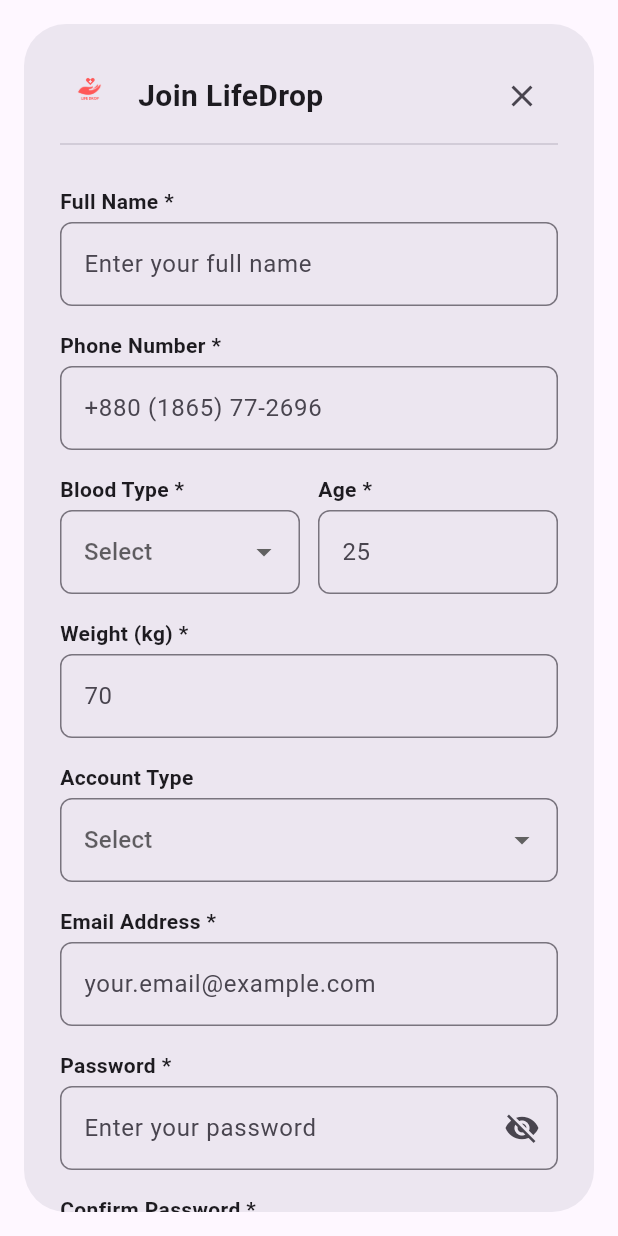
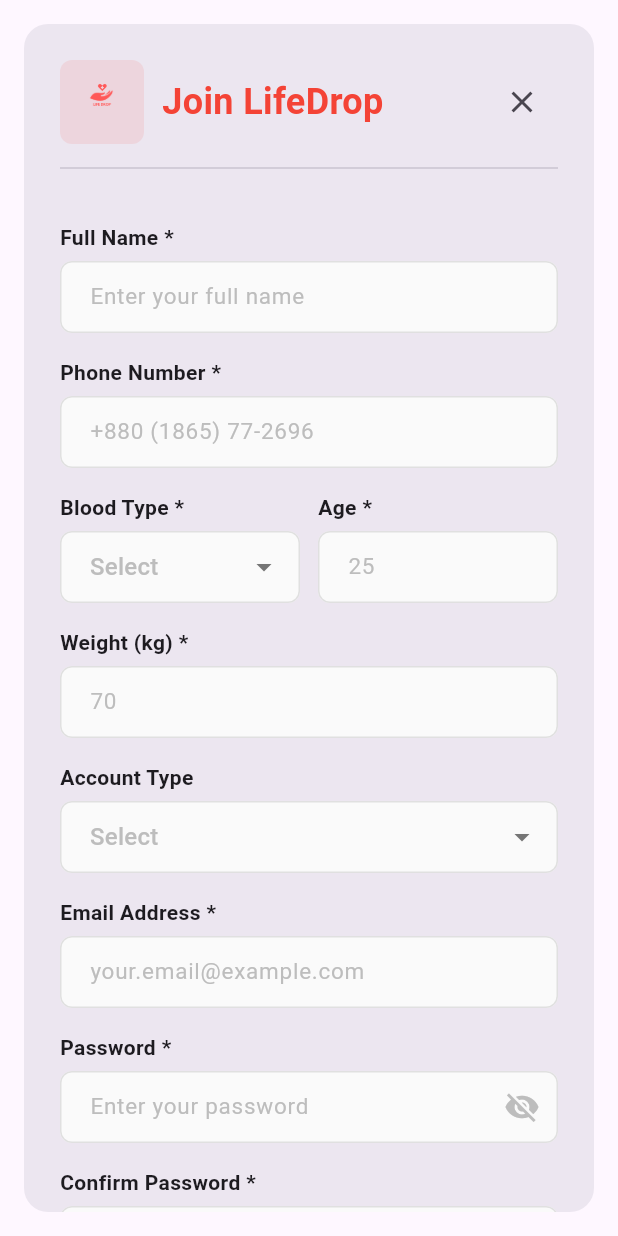
Before and after one commit to Tasin1705/LifeDrop, a Flutter app: the RegistrationFormDialog widget shown alone on an empty page, opened directly, on a phone screen of 412 x 824 dp. Run offline on Flutter 3.47's test engine with Material 3 defaults, Android fonts, the phone set to English and light mode, and no system bars.

Commit message:
Tasins commit

```diff
--- a/lib/homepage/registration_form_dialog.dart
+++ b/lib/homepage/registration_form_dialog.dart
@@ -7,6 +7,12 @@
   Widget build(BuildContext context) {
     return Dialog(
       insetPadding: const EdgeInsets.all(16),
+      shape: RoundedRectangleBorder(
+        borderRadius: BorderRadius.circular(16),
+      ),
+      elevation: 8,
+      child: Container(
+        constraints: const BoxConstraints(maxWidth: 500),
         child: SingleChildScrollView(
           padding: const EdgeInsets.all(24),
           child: Column(
@@ -15,11 +21,22 @@
               // Header Row
               Row(
                 children: [
-                Image.asset('assets/lifedrop_logo.png', height: 40),
+                  Container(
+                    padding: const EdgeInsets.all(8),
+                    decoration: BoxDecoration(
+                      color: Colors.red.withOpacity(0.1),
+                      borderRadius: BorderRadius.circular(8),
+                    ),
+                    child: Image.asset('assets/lifedrop_logo.png', height: 40),
+                  ),
                   const SizedBox(width: 12),
                   const Text(
                     'Join LifeDrop',
-                  style: TextStyle(fontSize: 20, fontWeight: FontWeight.bold),
+                    style: TextStyle(
+                      fontSize: 24,
+                      fontWeight: FontWeight.bold,
+                      color: Colors.red,
+                    ),
                   ),
                   const Spacer(),
                   IconButton(
@@ -28,7 +45,7 @@
                   ),
                 ],
               ),
-            const Divider(),
+              const Divider(height: 32),
 
               // Form Fields
               const SizedBox(height: 12),
@@ -52,7 +69,10 @@
                   ),
                 ],
               ),
-            _buildTextField(label: 'Weight (kg) *', hint: '70'),
+              _buildTextField(
+                label: 'Weight (kg) *',
+                hint: '70',
+              ),
               _buildDropdown(
                 label: 'Account Type',
                 items: ['Blood Donor', 'Hospital'],
@@ -72,45 +92,69 @@
                 obscure: true,
               ),
 
-            const SizedBox(height: 20),
-            ElevatedButton(
+              const SizedBox(height: 24),
+              SizedBox(
+                width: double.infinity,
+                child: ElevatedButton(
                   onPressed: () {}, // Add registration logic
                   style: ElevatedButton.styleFrom(
                     backgroundColor: Colors.red,
+                    foregroundColor: Colors.white,
                     padding: const EdgeInsets.symmetric(
-                  horizontal: 40,
-                  vertical: 14,
+                      vertical: 16,
+                    ),
+                    shape: RoundedRectangleBorder(
+                      borderRadius: BorderRadius.circular(8),
+                    ),
+                    elevation: 2,
+                  ),
+                  child: const Text(
+                    'Create Account',
+                    style: TextStyle(
+                      fontSize: 16,
+                      fontWeight: FontWeight.bold,
                     ),
                   ),
-              child: const Text('Create Account'),
                 ),
-            const SizedBox(height: 10),
+              ),
+              const SizedBox(height: 16),
               TextButton(
                 onPressed: () {}, // Add navigation to login
                 child: const Text(
                   'Already have an account? Sign in',
-                style: TextStyle(color: Colors.red),
+                  style: TextStyle(
+                    color: Colors.red,
+                    fontWeight: FontWeight.w500,
                   ),
                 ),
-            const SizedBox(height: 8),
+              ),
+              const SizedBox(height: 16),
               const Text.rich(
                 TextSpan(
                   text: 'By creating an account, you agree to our ',
+                  style: TextStyle(color: Colors.grey),
                   children: [
                     TextSpan(
                       text: 'Terms of Service',
-                    style: TextStyle(color: Colors.red),
+                      style: TextStyle(
+                        color: Colors.red,
+                        fontWeight: FontWeight.w500,
+                      ),
                     ),
                     TextSpan(text: ' and '),
                     TextSpan(
                       text: 'Privacy Policy',
-                    style: TextStyle(color: Colors.red),
+                      style: TextStyle(
+                        color: Colors.red,
+                        fontWeight: FontWeight.w500,
+                      ),
                     ),
                   ],
                 ),
                 textAlign: TextAlign.center,
               ),
             ],
+          ),
         ),
       ),
     );
@@ -126,16 +170,44 @@
       child: Column(
         crossAxisAlignment: CrossAxisAlignment.start,
         children: [
-          Text(label, style: const TextStyle(fontWeight: FontWeight.bold)),
-          const SizedBox(height: 4),
+          Text(
+            label,
+            style: const TextStyle(
+              fontWeight: FontWeight.w600,
+              fontSize: 14,
+            ),
+          ),
+          const SizedBox(height: 6),
           TextField(
             obscureText: obscure,
+            style: const TextStyle(fontSize: 15),
             decoration: InputDecoration(
               hintText: hint,
+              hintStyle: TextStyle(
+                color: Colors.grey.shade400,
+                fontSize: 15,
+              ),
               border: OutlineInputBorder(
                 borderRadius: BorderRadius.circular(8),
+                borderSide: BorderSide(color: Colors.grey.shade300),
               ),
-              suffixIcon: obscure ? const Icon(Icons.visibility_off) : null,
+              enabledBorder: OutlineInputBorder(
+                borderRadius: BorderRadius.circular(8),
+                borderSide: BorderSide(color: Colors.grey.shade300),
+              ),
+              focusedBorder: OutlineInputBorder(
+                borderRadius: BorderRadius.circular(8),
+                borderSide: const BorderSide(color: Colors.red, width: 2),
+              ),
+              contentPadding: const EdgeInsets.symmetric(
+                horizontal: 16,
+                vertical: 12,
+              ),
+              suffixIcon: obscure
+                  ? Icon(Icons.visibility_off, color: Colors.grey.shade400)
+                  : null,
+              filled: true,
+              fillColor: Colors.grey.shade50,
             ),
           ),
         ],
@@ -149,11 +221,17 @@
       child: Column(
         crossAxisAlignment: CrossAxisAlignment.start,
         children: [
-          Text(label, style: const TextStyle(fontWeight: FontWeight.bold)),
-          const SizedBox(height: 4),
+          Text(
+            label,
+            style: const TextStyle(
+              fontWeight: FontWeight.w600,
+              fontSize: 14,
+            ),
+          ),
+          const SizedBox(height: 6),
           DropdownButtonFormField<String>(
             value: null,
-            hint: const Text('Select'),
+            hint: Text('Select', style: TextStyle(color: Colors.grey.shade400)),
             items: items
                 .map((item) => DropdownMenuItem(value: item, child: Text(item)))
                 .toList(),
@@ -161,8 +239,25 @@
             decoration: InputDecoration(
               border: OutlineInputBorder(
                 borderRadius: BorderRadius.circular(8),
+                borderSide: BorderSide(color: Colors.grey.shade300),
               ),
+              enabledBorder: OutlineInputBorder(
+                borderRadius: BorderRadius.circular(8),
+                borderSide: BorderSide(color: Colors.grey.shade300),
               ),
+              focusedBorder: OutlineInputBorder(
+                borderRadius: BorderRadius.circular(8),
+                borderSide: const BorderSide(color: Colors.red, width: 2),
+              ),
+              contentPadding: const EdgeInsets.symmetric(
+                horizontal: 16,
+                vertical: 12,
+              ),
+              filled: true,
+              fillColor: Colors.grey.shade50,
+            ),
+            dropdownColor: Colors.white,
+            icon: Icon(Icons.arrow_drop_down, color: Colors.grey.shade600),
           ),
         ],
       ),
```
Lines whose indentation alone changed are shown as unchanged.
